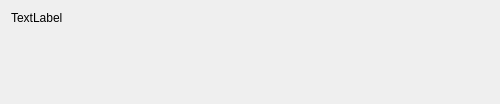
Old version of the form verbiverse/UI/Translate.ui in the repository HATTER-LONG/Verbiverse.
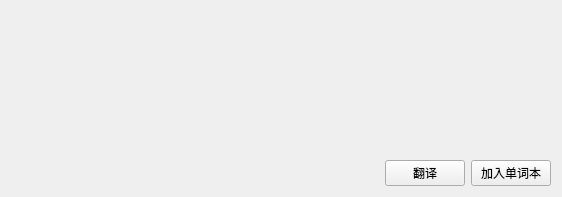
New version of the form.

Commit message: [Feature] add translate page

```diff
--- a/verbiverse/UI/Translate.ui
+++ b/verbiverse/UI/Translate.ui
@@ -6,8 +6,8 @@
    <rect>
     <x>0</x>
     <y>0</y>
-    <width>500</width>
-    <height>104</height>
+    <width>562</width>
+    <height>197</height>
    </rect>
   </property>
   <property name="windowTitle">
@@ -15,30 +15,62 @@
   </property>
   <layout class="QGridLayout" name="gridLayout">
    <item row="0" column="0">
+    <layout class="QVBoxLayout" name="verticalLayout">
+     <item>
     <widget class="QLabel" name="result">
      <property name="sizePolicy">
-      <sizepolicy hsizetype="Preferred" vsizetype="Fixed">
+        <sizepolicy hsizetype="Preferred" vsizetype="Preferred">
        <horstretch>0</horstretch>
        <verstretch>0</verstretch>
       </sizepolicy>
      </property>
      <property name="text">
-      <string>TextLabel</string>
+        <string/>
+       </property>
+       <property name="wordWrap">
+        <bool>true</bool>
      </property>
     </widget>
    </item>
-   <item row="1" column="0">
-    <spacer name="verticalSpacer">
+     <item>
+      <layout class="QHBoxLayout" name="horizontalLayout_2">
+       <property name="sizeConstraint">
+        <enum>QLayout::SizeConstraint::SetDefaultConstraint</enum>
+       </property>
+       <item>
+        <spacer name="horizontalSpacer">
      <property name="orientation">
-      <enum>Qt::Orientation::Vertical</enum>
+          <enum>Qt::Orientation::Horizontal</enum>
      </property>
      <property name="sizeHint" stdset="0">
       <size>
-       <width>20</width>
-       <height>40</height>
+           <width>40</width>
+           <height>20</height>
       </size>
      </property>
     </spacer>
+       </item>
+       <item>
+        <layout class="QHBoxLayout" name="horizontalLayout">
+         <item>
+          <widget class="QPushButton" name="translate_button">
+           <property name="text">
+            <string>翻译</string>
+           </property>
+          </widget>
+         </item>
+         <item>
+          <widget class="QPushButton" name="add_database_button">
+           <property name="text">
+            <string>加入单词本</string>
+           </property>
+          </widget>
+         </item>
+        </layout>
+       </item>
+      </layout>
+     </item>
+    </layout>
    </item>
   </layout>
  </widget>
```
Left out of the diff: 4 changed lines with no effect on the pictures. Lines whose indentation alone changed are shown as unchanged. The commit also changes 4 other files.
